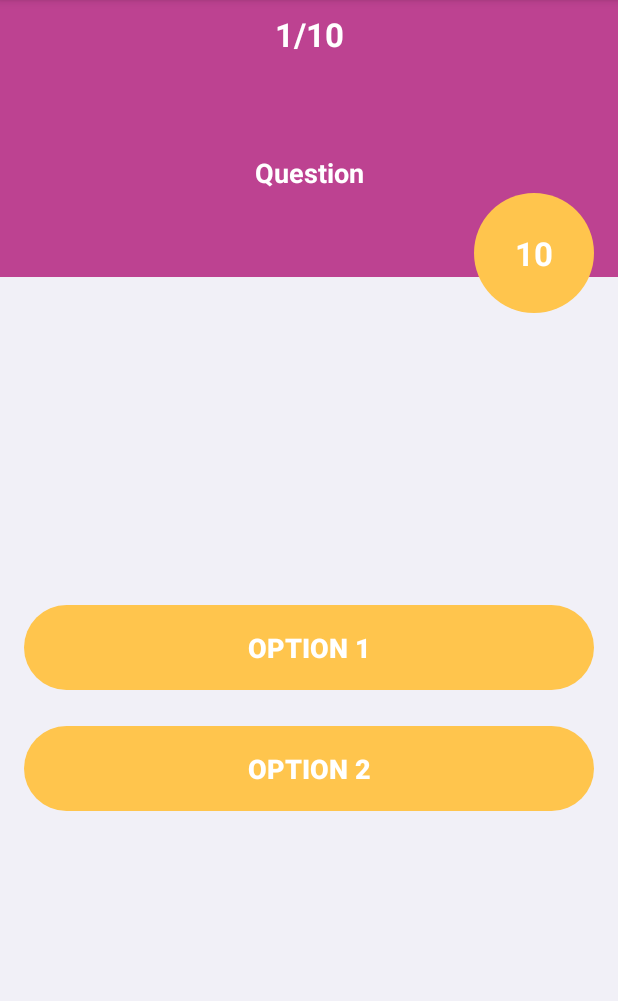
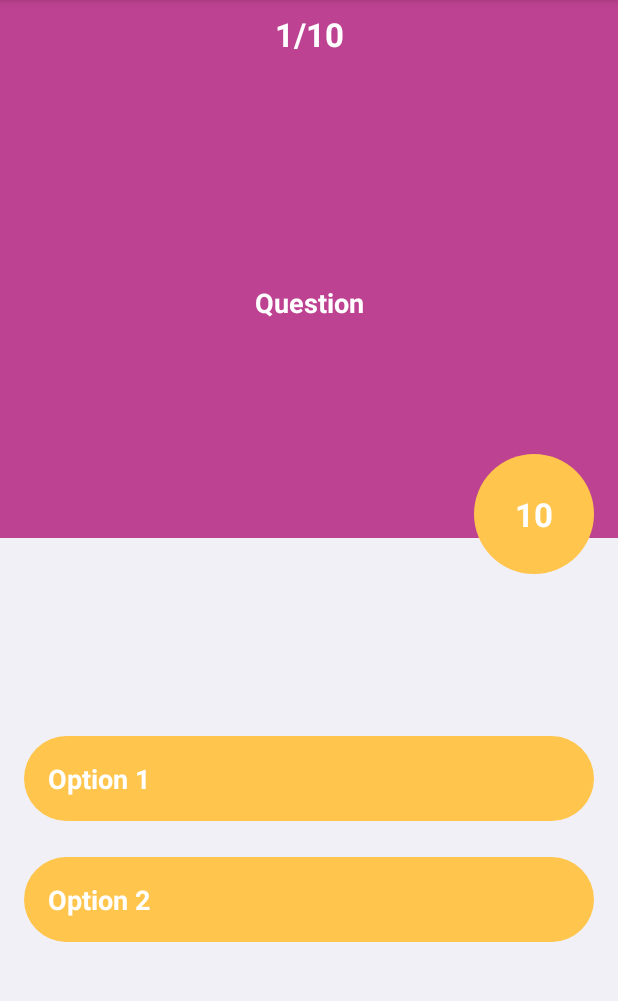
Before and after one commit to jleenaife/EcoNiceApp, an Android app: the layout activity_question.xml on its own in the app's theme, with its tools: preview values and no code run, on a phone screen of 412 x 824 dp, the part 84-1085 px from its top. Run offline under Robolectric (Android 15) with nearby library versions, the phone set to English and light mode, and no system bars.

Commit message:
quiz game (unfinished 2)

```diff
--- a/app/src/main/res/layout/activity_question.xml
+++ b/app/src/main/res/layout/activity_question.xml
@@ -30,7 +30,7 @@
         <TextView
             android:id="@+id/question"
             android:layout_width="match_parent"
-            android:layout_height="107dp"
+            android:layout_height="281dp"
             android:layout_margin="16dp"
             android:gravity="center"
             android:text="Question"
@@ -56,7 +56,7 @@
         app:layout_constraintTop_toBottomOf="@+id/linearLayout"
         app:layout_constraintVertical_bias="0.0">
 
-        <Button
+        <androidx.appcompat.widget.AppCompatButton
             android:id="@+id/option1"
             android:layout_width="match_parent"
             android:layout_height="wrap_content"
@@ -70,7 +70,7 @@
             android:textSize="18sp"
             android:textStyle="bold" />
 
-        <Button
+        <androidx.appcompat.widget.AppCompatButton
             android:id="@+id/option2"
             android:layout_width="match_parent"
             android:layout_height="wrap_content"
```
Also changed, not shown: app/src/main/java/com/example/splashscreen/QuestionActivity.java (+80 -1 lines), app/src/main/res/drawable-v24/plastic bag.png (deleted).
